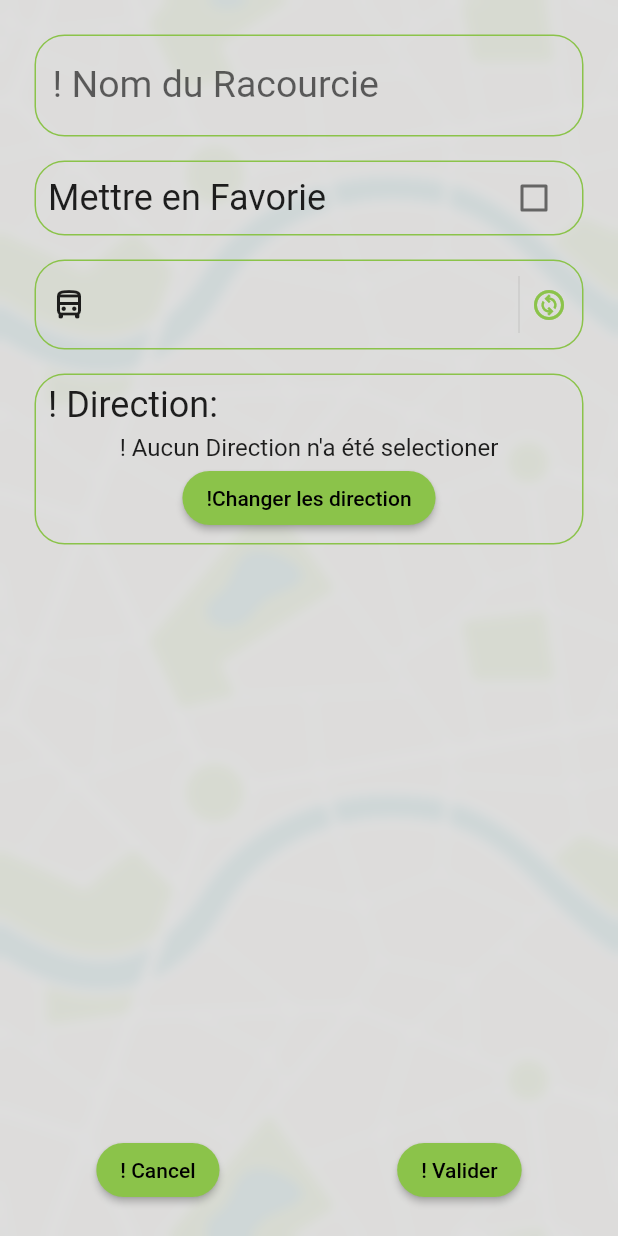
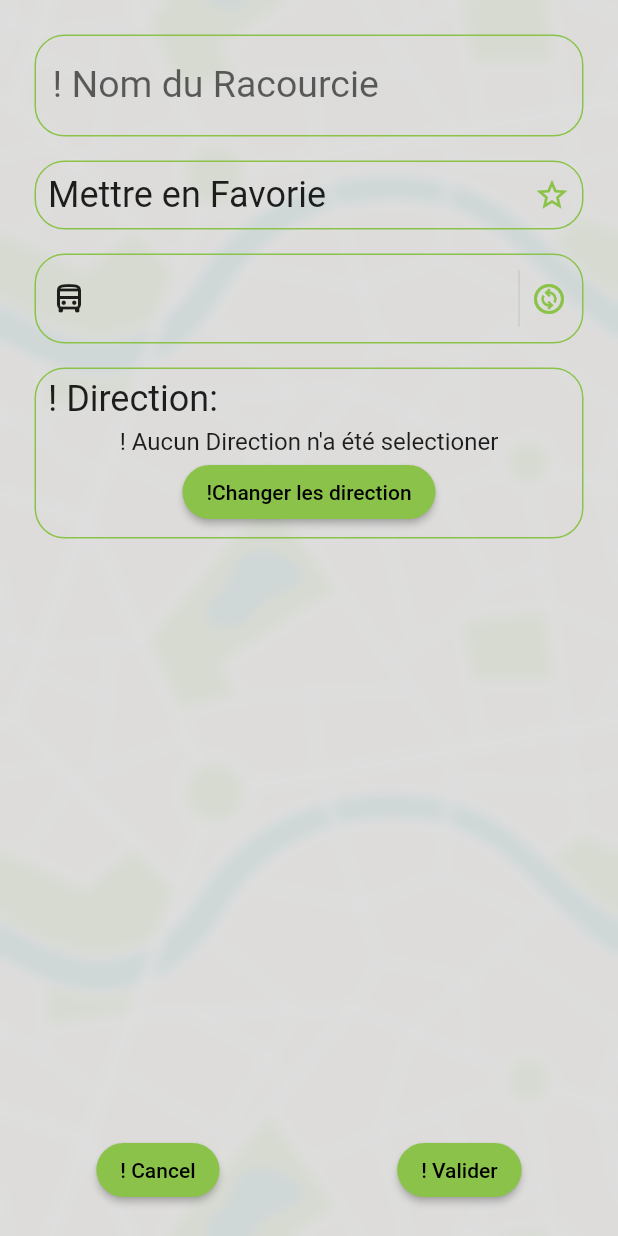
Before and after one commit to Bubulleux/better-bus-v2, a Flutter app: the ViewShortcutEditorPage screen opened directly with empty values, on a phone screen of 412 x 824 dp. Run offline on Flutter 3.47's test engine with Material 2 defaults, Android fonts, the light colour scheme and no system bars; our stand-ins replace connectivity_plus, flutter_widget_from_html, location, shared_preferences; missing offline and left inert: dart:ffi, home_widget; accounts and stored records are empty; network calls fail; statements that could not run were skipped.

Commit message:
Fixing bugs

```diff
--- a/lib/data_provider/maps_redirector.dart
+++ b/lib/data_provider/maps_redirector.dart
@@ -3,6 +3,6 @@ import 'package:url_launcher/url_launcher.dart';
 class MapsRouter{
   static routeToMap(double latitude, double longitude) {
     Uri uri = Uri.parse("https://www.google.fr/maps/place/$latitude,$longitude/");
-    launchUrl(uri);
+    launchUrl(uri, mode: LaunchMode.externalApplication);
   }
 }
--- a/lib/data_provider/vitalis_data_provider.dart
+++ b/lib/data_provider/vitalis_data_provider.dart
@@ -189,7 +189,7 @@ class VitalisDataProvider {
       response = await http.get(uri, headers: needToken ? await getAutHeader() : null);
       status = response.statusCode;
       if (response.statusCode == 200) {
-        dynamic output = jsonDecode(response.body);
+        dynamic output = jsonDecode(utf8.decode(response.bodyBytes));
         return output;
       }
 
--- a/lib/main.dart
+++ b/lib/main.dart
@@ -23,7 +23,7 @@ class MyApp extends StatelessWidget {
       title: 'Flutter Demo',
       theme: ThemeData(
         primarySwatch: Colors.lightGreen,
-        primaryColorLight: const Color(0xffe5ece3),
+        primaryColorLight: const Color(0xffe6eee5),
         backgroundColor: const Color(0xdde4e4e4),
 
 
--- a/lib/views/common/fake_textfiel.dart
+++ b/lib/views/common/fake_textfiel.dart
@@ -25,7 +25,7 @@ class FakeTextField extends StatelessWidget {
     return InkWell(
       onTap: onPress,
       borderRadius: CustomDecorations.borderRadius,
-      splashColor: Colors.black,
+      // splashColor: Colors.black,
       child: Container(
         height: 60,
         padding: const EdgeInsets.all(10),
@@ -38,6 +38,9 @@ class FakeTextField extends StatelessWidget {
                 style: value != null ?
                 Theme.of(context).textTheme.headline6:
                 Theme.of(context).inputDecorationTheme.hintStyle,
+                maxLines: 1,
+                softWrap: false,
+                overflow: TextOverflow.fade,
               ),
             ),
             icon != null ?
--- a/lib/views/stop_info/stop_info_page.dart
+++ b/lib/views/stop_info/stop_info_page.dart
@@ -30,7 +30,6 @@ class _StopInfoPageState extends State<StopInfoPage>
   }
 
   void changeBusStop() {
-    return;
     Navigator.push(context,
             MaterialPageRoute(builder: (context) => const SearchPage()))
         .then((value) {
@@ -71,7 +70,7 @@ class _StopInfoPageState extends State<StopInfoPage>
             Expanded(
               child: TabBarView(
                 children: [
-                  NextPassagePage(stop, lines: widget.lines),
+                  NextPassagePage(stop, lines: widget.stop == stop? widget.lines : null),
                   TimeTableView(stop),
                 ],
                 controller: tabController,
--- a/lib/views/stops_search_page/map_place_searcher_view.dart
+++ b/lib/views/stops_search_page/map_place_searcher_view.dart
@@ -46,11 +46,11 @@ class _MapPlaceSearcherViewState extends State<MapPlaceSearcherView> {
 
   @override
   void didUpdateWidget(covariant MapPlaceSearcherView oldWidget) {
-    super.didChangeDependencies();
     if (oldWidget.search != widget.search) {
       // setState(() {});
       futureStateKey.currentState?.hideRefresh();
     }
+    super.didUpdateWidget(oldWidget);
   }
 
   @override
--- a/lib/views/stops_search_page/place_searcher_page.dart
+++ b/lib/views/stops_search_page/place_searcher_page.dart
@@ -52,6 +52,7 @@ class _PlaceSearcherPageState extends State<PlaceSearcherPage> with TickerProvid
                     filled: true,
                     fillColor: Theme.of(context).backgroundColor,
                   ),
+                  autofocus: true,
                   controller: textEditingController,
                 ),
                 Padding(
--- a/lib/views/view_shortcut_editor/view_shortcut_editor_page.dart
+++ b/lib/views/view_shortcut_editor/view_shortcut_editor_page.dart
@@ -69,9 +69,17 @@ class _ViewShortcutEditorPageState extends State<ViewShortcutEditorPage> {
                 ),
                 Padding(
                   padding: const EdgeInsets.all(8.0),
+                  child: Material(
+                    color: Colors.transparent,
+                    child: InkWell(
+                      onTap: () =>
+                      setState(() {
+                        shortcutIsFavorite = !shortcutIsFavorite;
+                      }),
+                      borderRadius: CustomDecorations.borderRadius,
                       child: Container(
                         decoration: CustomDecorations.of(context).boxOutlined,
-                    padding: EdgeInsets.symmetric(horizontal: 8),
+                        padding: EdgeInsets.symmetric(horizontal: 8, vertical: 8),
                         child: Row(
                           children: [
                             Text(
@@ -79,13 +87,10 @@ class _ViewShortcutEditorPageState extends State<ViewShortcutEditorPage> {
                               style: Theme.of(context).textTheme.headline5,
                             ),
                             Spacer(),
-                        Checkbox(
-                          value: shortcutIsFavorite,
-                          onChanged: (value) {
-                            setState(() => shortcutIsFavorite = value!);
-                          },
+                            Icon(shortcutIsFavorite ? Icons.star : Icons.star_outline, color: Theme.of(context).primaryColor,)
+                          ],
                         ),
-                      ],
+                      ),
                     ),
                   ),
                 ),
@@ -96,6 +101,7 @@ class _ViewShortcutEditorPageState extends State<ViewShortcutEditorPage> {
                     value: shortcutBusStop?.name,
                     prefixIcon: Icon(Icons.directions_bus_outlined),
                     icon: Icons.change_circle_outlined,
+                    hint: "! Selectioner un Arrét de bus",
                   ),
                 ),
                 Padding(
```
Also changed, not shown: lib/views/stop_info/timetable_view.dart (+6 -3 lines), lib/views/stops_search_page/stop_bus_item_widget.dart (+19 -13 lines), lib/views/traffic_info_page/traffic_info_item.dart (+12 -1 lines), lib/views/traffic_info_page/traffic_info_page.dart (+10 -1 lines). Lines whose indentation alone changed are shown as unchanged.
